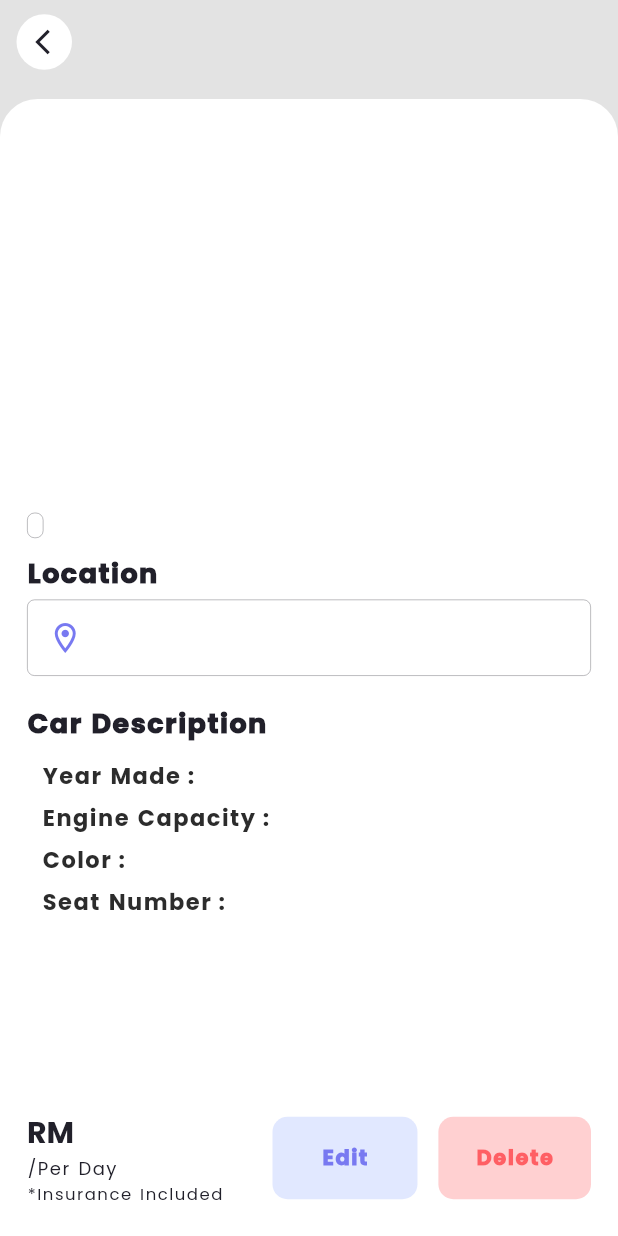
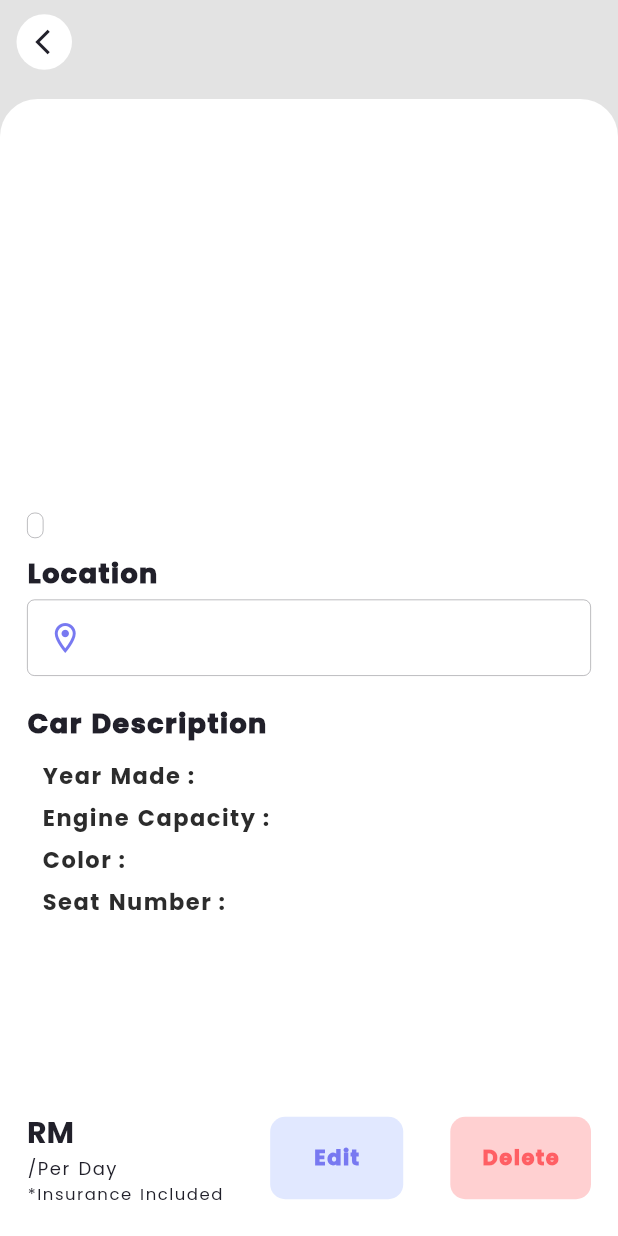
Before and after one commit to Marcusneo121/P2P-Car-Sharing, a Flutter app: the MyCarDetailPage screen opened directly with empty values, on a phone screen of 412 x 824 dp. Run offline on Flutter 3.47's test engine with Material 2 defaults, Android fonts, the phone set to English and light mode, and no system bars; drawn by our look-alikes of carousel_slider; our stand-ins replace cloud_firestore, firebase_auth, firebase_core, firebase_storage, flutter_easyloading, get and 4 more; accounts and stored records are empty.

```diff
--- a/lib/screens/main_page/cars_page/my_car_details_page.dart
+++ b/lib/screens/main_page/cars_page/my_car_details_page.dart
@@ -463,7 +463,7 @@ class _MyCarDetailPageState extends State<MyCarDetailPage> {
                   child: Padding(
                     padding: const EdgeInsets.all(17.0),
                     child: Text(
-                      '    Edit    ',
+                      '   Edit   ',
                       style: pageStyle3.copyWith(
                           fontWeight: FontWeight.w900,
                           fontSize: 14,
@@ -471,6 +471,9 @@ class _MyCarDetailPageState extends State<MyCarDetailPage> {
                     ),
                   ),
                 ),
+              ),
+              SizedBox(
+                width: 5,
               ),
               InkWell(
                 onTap: () {},
@@ -482,7 +485,7 @@ class _MyCarDetailPageState extends State<MyCarDetailPage> {
                   child: Padding(
                     padding: const EdgeInsets.all(17.0),
                     child: Text(
-                      '  Delete  ',
+                      ' Delete ',
                       style: pageStyle3.copyWith(
                           fontWeight: FontWeight.w900,
                           fontSize: 14,
--- a/lib/screens/main_page/cars_page/searched_car_details.dart
+++ b/lib/screens/main_page/cars_page/searched_car_details.dart
@@ -732,7 +732,7 @@ class _SearchCarDetailPageState extends State<SearchCarDetailPage> {
         Container(
           child: CarouselSlider(
             options: CarouselOptions(
-              autoPlay: false,
+              autoPlay: true,
               aspectRatio: 16 / 9,
               viewportFraction: 0.8,
               initialPage: 0,
--- a/pubspec.yaml
+++ b/pubspec.yaml
@@ -31,10 +31,16 @@ dependencies:
   http: ^0.13.4
   uuid: ^3.0.5
   file_picker: ^3.0.1
+  flutter_launcher_icons: ^0.9.2
 
 dev_dependencies:
   flutter_test:
     sdk: flutter
+
+flutter_icons:
+  image_path: "images/carroAppLogo.png"
+  android: true
+  ios: true
 
 flutter:
   uses-material-design: true
```
Also changed, not shown: images/carroAppLogo.png (added), pubspec.lock, 22 other files.
